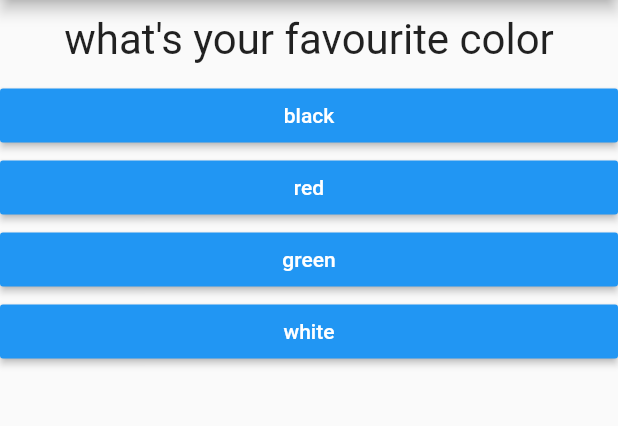
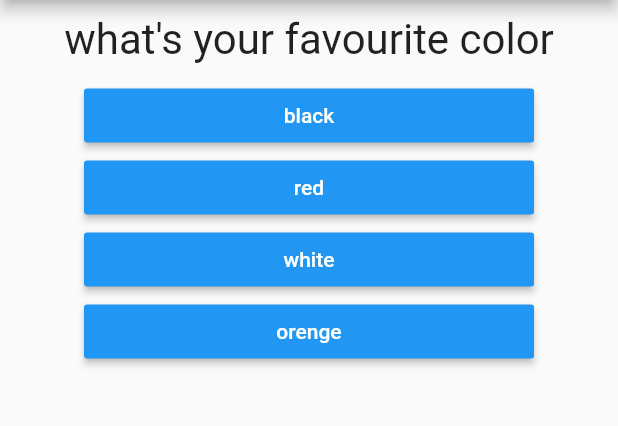
Before and after one commit to obiHenry/FIRST_APP, a Flutter app: the screen it shows after launch, on a phone screen of 412 x 824 dp, the part 84-510 px from its top. Run offline on Flutter 3.47's test engine with Material 2 defaults, Android fonts, the phone set to English and light mode, and no system bars.

Commit message:
modified answer and main dart file and also added quiz and result files

```diff
--- a/lib/Answer.dart
+++ b/lib/Answer.dart
@@ -9,8 +9,9 @@ class Answer extends StatelessWidget {
   @override
   Widget build(BuildContext context) {
     return Container(
-      width: double.infinity,
+      width: 300,
       child: RaisedButton(
+
         color: Colors.blue,
         textColor: Colors.white,
         child: Text(answerText),
--- /dev/null
+++ b/lib/Quiz.dart
@@ -0,0 +1,28 @@
+import 'package:flutter/material.dart';
+import './Answer.dart';
+import './question.dart';
+
+class Quiz extends StatelessWidget {
+  final List<Map<String, Object>> question;
+  final int questionIndex;
+  final Function answerQuestion;
+
+  Quiz(
+      { @required this.question,
+      @required this.answerQuestion,
+      @required this.questionIndex});
+
+  @override
+  Widget build(BuildContext context) {
+    return Column(
+      children: [
+        Question(
+          question[questionIndex]['questionText'],
+        ),
+        ...(question[questionIndex]['answers'] as List<Map<String, Object>>).map((answers) {
+          return Answer(() => answerQuestion(answers['score']), answers['text']);
+        }).toList()
+      ],
+    );
+  }
+}
--- a/lib/main.dart
+++ b/lib/main.dart
@@ -1,6 +1,6 @@
 import 'package:flutter/material.dart';
-import './question.dart';
-import './Answer.dart';
+import './Quiz.dart';
+import './Result.dart';
 
 void main() {
   runApp(MyApp());
@@ -12,48 +12,76 @@ class MyApp extends StatefulWidget {
 }
 
 class _MyAppState extends State<MyApp> {
+  final _question = const [
+    {
+      'questionText': 'what\'s your favourite color',
+      'answers': [
+        {'text': 'black', 'score': 10},
+        {'text': 'red', 'score': 1},
+        {'text': 'white', 'score': 20},
+        {'text': 'orenge', 'score': 11},
+      ],
+    },
+    {
+      'questionText': ' what\'s your favourite animal',
+      'answers': [
+        {'text': 'elephant', 'score': 10},
+        {'text': 'lion', 'score': 12},
+        {'text': 'leaopard', 'score': 13},
+        {'text': 'fox', 'score': 14},
+      ],
+    },
+    {
+      'questionText': ' who\'s your favourite instructor',
+      'answers': [
+        {'text': 'emma', 'score': 15},
+        {'text': 'anugo', 'score': 16},
+        {'text': 'element', 'score': 17},
+        {'text': 'oge', 'score': 18},
+      ],
+    },
+  ];
+
   var _questionIndex = 0;
+  var _totalScore = 0;
 
-  void _answerQuestion() {
+  void ResetQuiz() {
+
+    setState(() {
+      _questionIndex = 0;
+    _totalScore = 0;
+    });
+
+  }
+
+  void _answerQuestion(int score) {
+    _totalScore += score;
+
     setState(() {
       _questionIndex = _questionIndex + 1;
     });
 
     print(_questionIndex);
+
+    // if (_questionIndex < question.length) {
+    //   print('we have more questions!');
+    // }
   }
 
   @override
   Widget build(BuildContext context) {
-    final question = [
-      {
-        'questionText': 'what\'s your favourite color',
-        'answers': ['black', 'red', 'green', 'white'],
-      },
-      {
-        'questionText': ' what\'s your favourite animal',
-        'answers': ['lion', 'elephant', 'fox', 'leopard'],
-      },
-      {
-        'questionText': ' who\'s your favourite instructor',
-        'answers': ['max', 'emma', 'nonso', 'ebube'],
-      },
-    ];
     return MaterialApp(
       home: Scaffold(
         appBar: AppBar(
           title: Text('My frist app'),
         ),
-        body: Column(
-          children: [
-            Question(
-              question[_questionIndex]['questionText'],
-            ),
-
-            ...(question[_questionIndex]['answers'] as List<String>).map((answers) {
-              return Answer(_answerQuestion, answers);
-            }).toList()
-          ],
-        ),
+        body: _questionIndex < _question.length
+            ? Quiz(
+                answerQuestion: _answerQuestion,
+                question: _question,
+                questionIndex: _questionIndex,
+              )
+            : Result(_totalScore, ResetQuiz),
       ),
     );
   }
```
Also changed, not shown: lib/Result.dart (added, +39 -0 lines).
